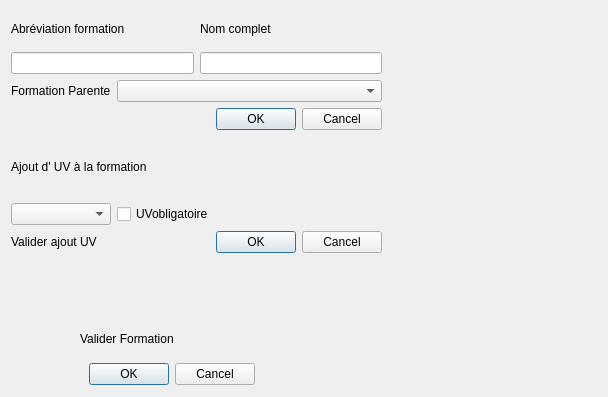
This is qt/ui/addformation.ui in alecalve/UTProfiler as Qt 5 draws it before an edit. The edited form follows.
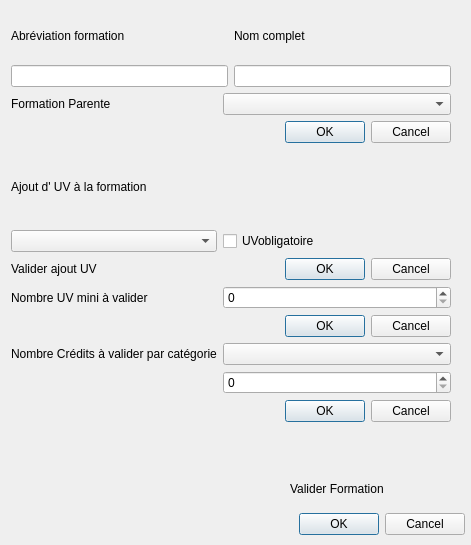
This is the edited form.

Commit message:
suite Widget formation
Conflicts:
UTProfiler.pro

What changed in the file:
```diff
--- a/qt/ui/addformation.ui
+++ b/qt/ui/addformation.ui
@@ -6,8 +6,8 @@
    <rect>
     <x>0</x>
     <y>0</y>
-    <width>608</width>
-    <height>397</height>
+    <width>471</width>
+    <height>545</height>
    </rect>
   </property>
   <property name="windowTitle">
@@ -18,8 +18,8 @@
     <rect>
      <x>11</x>
      <y>12</y>
-     <width>371</width>
-     <height>241</height>
+     <width>440</width>
+     <height>410</height>
     </rect>
    </property>
    <layout class="QGridLayout" name="gridLayout_2">
@@ -47,9 +47,30 @@
       </item>
      </layout>
     </item>
+    <item row="2" column="1">
+     <widget class="QDialogButtonBox" name="buttonBox">
+      <property name="standardButtons">
+       <set>QDialogButtonBox::Cancel|QDialogButtonBox::Ok</set>
+      </property>
+     </widget>
+    </item>
+    <item row="6" column="1">
+     <widget class="QSpinBox" name="miniUv">
+      <property name="maximum">
+       <number>50</number>
+      </property>
+     </widget>
+    </item>
     <item row="1" column="1">
      <widget class="QComboBox" name="comboBoxParent"/>
     </item>
+    <item row="7" column="1">
+     <widget class="QDialogButtonBox" name="buttonBox_2">
+      <property name="standardButtons">
+       <set>QDialogButtonBox::Cancel|QDialogButtonBox::Ok</set>
+      </property>
+     </widget>
+    </item>
     <item row="3" column="0" colspan="2">
      <widget class="QLabel" name="label">
       <property name="text">
@@ -88,11 +109,31 @@
       </property>
      </widget>
     </item>
+    <item row="9" column="1">
+     <widget class="QSpinBox" name="spinCatmin"/>
+    </item>
     <item row="4" column="0">
      <widget class="QComboBox" name="UvBox"/>
     </item>
-    <item row="2" column="1">
-     <widget class="QDialogButtonBox" name="buttonBox">
+    <item row="8" column="1">
+     <widget class="QComboBox" name="BoxCat"/>
+    </item>
+    <item row="6" column="0">
+     <widget class="QLabel" name="label_7">
+      <property name="text">
+       <string>Nombre UV mini à valider</string>
+      </property>
+     </widget>
+    </item>
+    <item row="8" column="0">
+     <widget class="QLabel" name="label_8">
+      <property name="text">
+       <string>Nombre Crédits à valider par catégorie</string>
+      </property>
+     </widget>
+    </item>
+    <item row="10" column="1">
+     <widget class="QDialogButtonBox" name="buttonBox_3">
       <property name="standardButtons">
        <set>QDialogButtonBox::Cancel|QDialogButtonBox::Ok</set>
       </property>
@@ -103,8 +144,8 @@
   <widget class="QWidget" name="">
    <property name="geometry">
     <rect>
-     <x>80</x>
-     <y>320</y>
+     <x>290</x>
+     <y>470</y>
      <width>175</width>
      <height>65</height>
     </rect>
```
Left out of the diff: 14 changed lines with no effect on the pictures. The commit also changes 3 other files.
